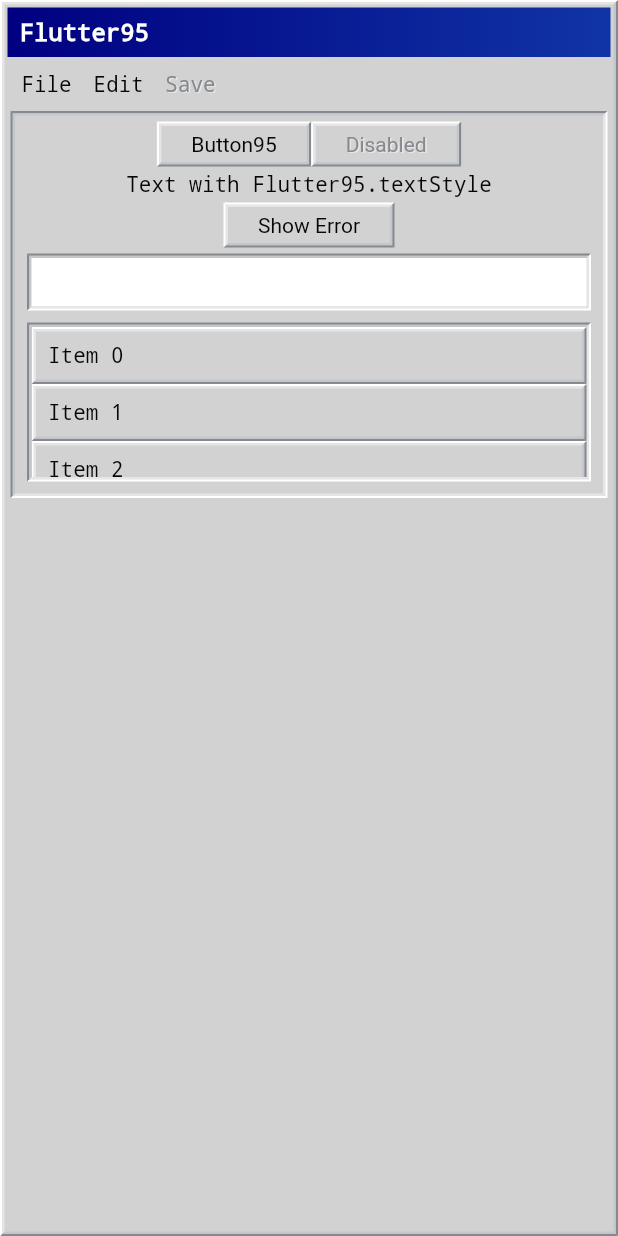
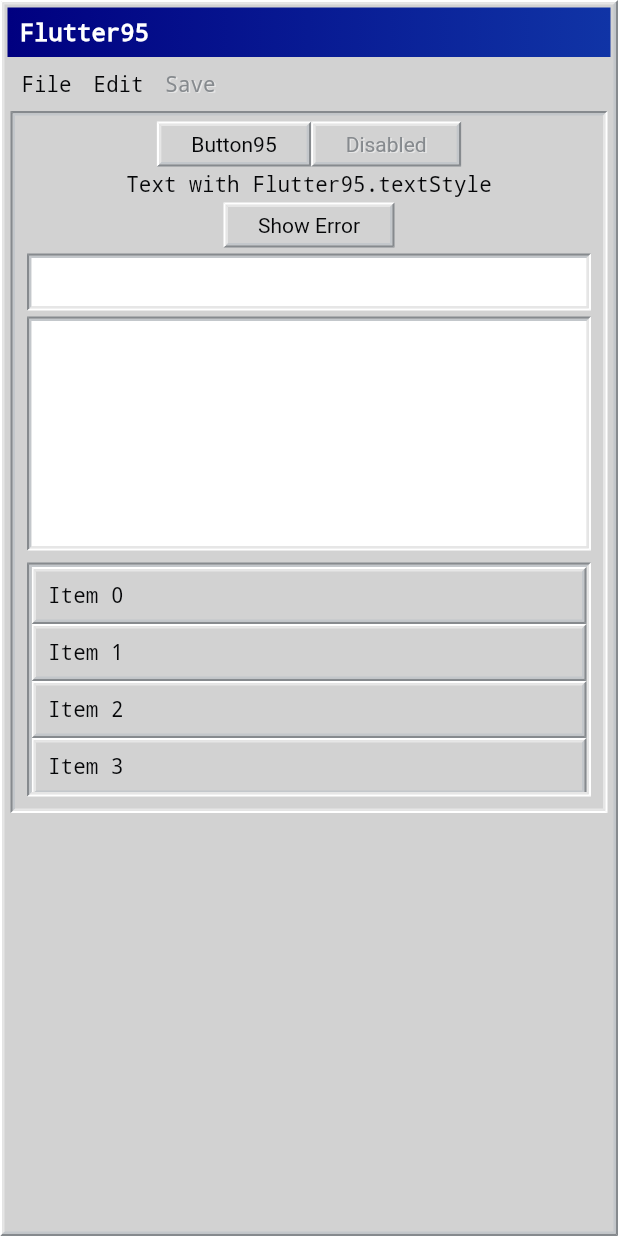
Before and after one commit to miquelbeltran/flutter95, a Flutter app: the screen it shows after launch, on a phone screen of 412 x 824 dp. Run offline on Flutter 3.47's test engine with Material 2 defaults, Android fonts, the phone set to English and light mode, and no system bars.

Commit message:
Adding example for multiliine TextField95

```diff
--- a/example/lib/main.dart
+++ b/example/lib/main.dart
@@ -77,6 +77,15 @@ class MainScreen extends StatelessWidget {
                 padding: const EdgeInsets.symmetric(horizontal: 8.0),
                 child: TextField95(),
               ),
+              const SizedBox(height: 4),
+              Padding(
+                padding: const EdgeInsets.symmetric(horizontal: 8.0),
+                child: TextField95(
+                  height: 150,
+                  maxLines: 10,
+                  multiline: true,
+                ),
+              ),
               _buildListView(),
             ],
           ),
@@ -117,7 +126,7 @@ class MainScreen extends StatelessWidget {
       child: Elevation95(
         type: Elevation95Type.down,
         child: SizedBox(
-          height: 100,
+          height: 150,
           child: ListView.builder(
             padding: EdgeInsets.zero,
             itemCount: 100,
```
